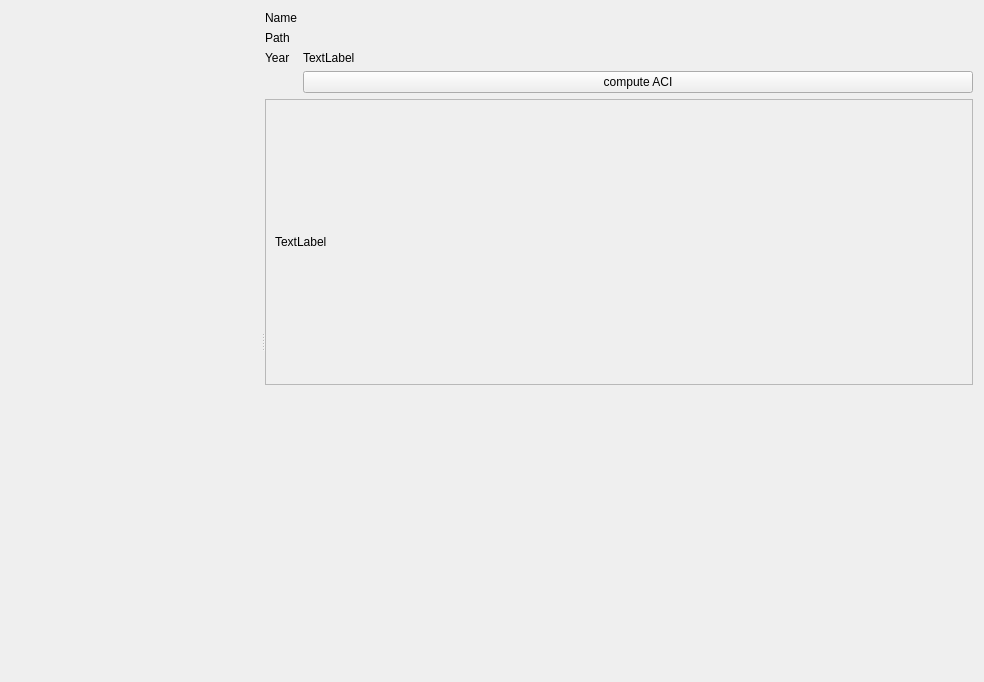
Above: src/gui/widgets/audio/ui/audiomanager.ui from Vin985/ecosongs before the change. Below: the same form after it.
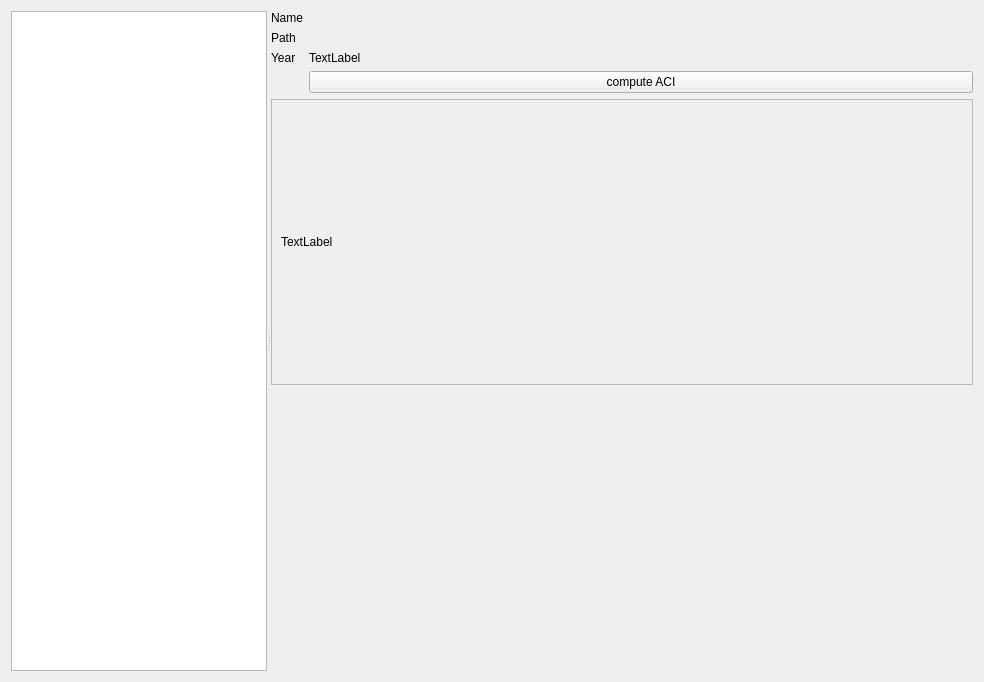
That is the form after the change. Custom widgets are drawn as their Qt base class.

```diff
--- a/src/gui/widgets/audio/ui/audiomanager.ui
+++ b/src/gui/widgets/audio/ui/audiomanager.ui
@@ -19,19 +19,25 @@
      <property name="orientation">
       <enum>Qt::Horizontal</enum>
      </property>
-     <widget class="TreeExplorer" name="tree_explorer" native="true">
+     <widget class="QTreeView" name="tree_view">
       <property name="sizePolicy">
-       <sizepolicy hsizetype="Fixed" vsizetype="Preferred">
+       <sizepolicy hsizetype="Fixed" vsizetype="Expanding">
         <horstretch>0</horstretch>
         <verstretch>0</verstretch>
        </sizepolicy>
       </property>
-      <property name="minimumSize">
-       <size>
-        <width>250</width>
-        <height>0</height>
-       </size>
+      <property name="selectionMode">
+       <enum>QAbstractItemView::ExtendedSelection</enum>
       </property>
+      <property name="uniformRowHeights">
+       <bool>true</bool>
+      </property>
+      <property name="sortingEnabled">
+       <bool>true</bool>
+      </property>
+      <attribute name="headerVisible">
+       <bool>false</bool>
+      </attribute>
      </widget>
      <widget class="QWidget" name="details_pane" native="true">
       <property name="sizePolicy">
@@ -119,7 +125,7 @@
            <rect>
             <x>0</x>
             <y>0</y>
-            <width>692</width>
+            <width>686</width>
             <height>266</height>
            </rect>
           </property>
@@ -141,14 +147,6 @@
    </item>
   </layout>
  </widget>
- <customwidgets>
-  <customwidget>
-   <class>TreeExplorer</class>
-   <extends>QWidget</extends>
-   <header>gui/widgets/treeexplorer/treeexplorer.h</header>
-   <container>1</container>
-  </customwidget>
- </customwidgets>
  <resources/>
  <connections/>
 </ui>
```
Left out of the diff: 143 changed lines with no effect on the pictures.
